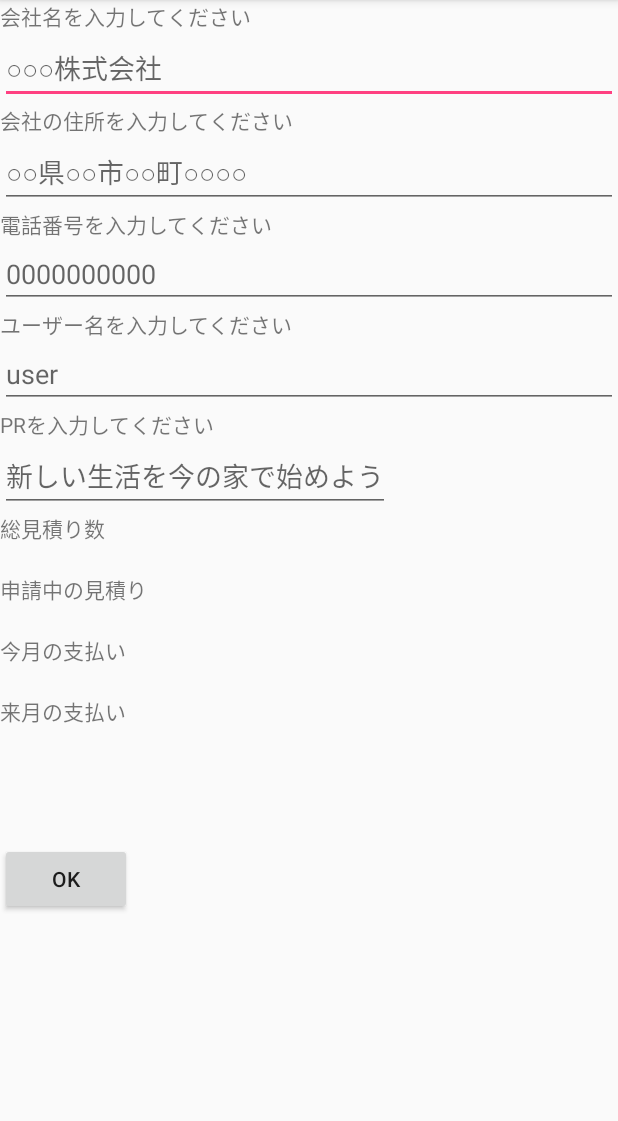
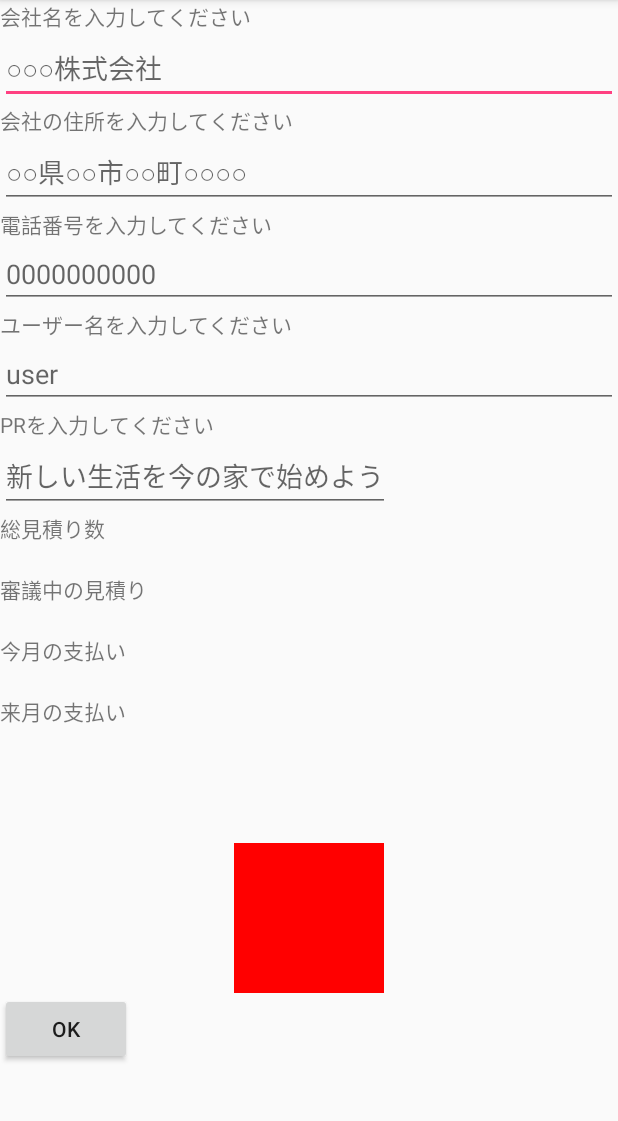
Before and after one commit to sonyanai/GoodHomes, an Android app: the fragment BusinessLoginFragment shown on its own in the app's theme, on a phone screen of 412 x 824 dp, the part 84-1205 px from its top. Run offline under Robolectric (Android 15) with nearby library versions, the phone set to English and light mode, and no system bars; our stand-ins replace Firebase (no records; nobody signed in at launch, a user with empty details on screens opened directly).

```diff
--- a/app/src/main/res/layout/fragment_businesslogin.xml
+++ b/app/src/main/res/layout/fragment_businesslogin.xml
@@ -64,7 +64,7 @@
         <TextView
             android:layout_width="wrap_content"
             android:layout_height="wrap_content"
-            android:text="申請中の見積り"/>
+            android:text="審議中の見積り"/>
         <TextView
             android:layout_width="wrap_content"
             android:layout_height="wrap_content"
@@ -99,11 +99,11 @@
             android:id="@+id/industryTextView"/>
 
         <ImageView
-            android:layout_width="wrap_content"
-            android:layout_height="wrap_content"
+            android:layout_width="100dp"
+            android:layout_height="100dp"
             android:id="@+id/companyImageView"
             android:layout_gravity="center"
-            android:background="#FFFF00"/>
+            android:background="#FF0000"/>
         <Button
             android:layout_width="wrap_content"
             android:layout_height="wrap_content"
--- a/app/src/main/res/layout/new_list.xml
+++ b/app/src/main/res/layout/new_list.xml
@@ -47,11 +47,11 @@
                 <TextView
                     android:layout_width="wrap_content"
                     android:layout_height="wrap_content"
-                    android:id="@+id/moneyEvaluationTextView"/>
+                    android:id="@+id/totalEvaluationTextView"/>
                 <TextView
                     android:layout_width="wrap_content"
                     android:layout_height="wrap_content"
-                    android:id="@+id/totalEvaluationTextView"
+                    android:id="@+id/moneyEvaluationTextView"
                     android:layout_marginLeft="10dp"/>
             </LinearLayout>
 
```
